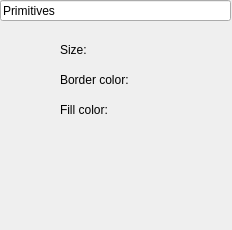
Above: ui/properties/drawprop.ui from DevTeamSCH/animeditor before the change. Below: the same form after it.
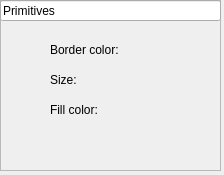
That is the form after the change.

Commit message: Created values to properties class

Diff of the .ui file:
```diff
--- a/ui/properties/drawprop.ui
+++ b/ui/properties/drawprop.ui
@@ -6,18 +6,49 @@
    <rect>
     <x>0</x>
     <y>0</y>
-    <width>232</width>
-    <height>230</height>
+    <width>224</width>
+    <height>175</height>
    </rect>
   </property>
   <property name="windowTitle">
    <string>Form</string>
   </property>
+  <widget class="QFrame" name="frame">
+   <property name="geometry">
+    <rect>
+     <x>0</x>
+     <y>0</y>
+     <width>221</width>
+     <height>171</height>
+    </rect>
+   </property>
+   <property name="frameShape">
+    <enum>QFrame::StyledPanel</enum>
+   </property>
+   <property name="frameShadow">
+    <enum>QFrame::Plain</enum>
+   </property>
+   <widget class="QLineEdit" name="lineEdit_2">
+    <property name="geometry">
+     <rect>
+      <x>0</x>
+      <y>0</y>
+      <width>221</width>
+      <height>21</height>
+     </rect>
+    </property>
+    <property name="text">
+     <string>Primitives</string>
+    </property>
+    <property name="readOnly">
+     <bool>true</bool>
+    </property>
+   </widget>
   <widget class="QLabel" name="label">
    <property name="geometry">
     <rect>
-     <x>60</x>
-     <y>40</y>
+      <x>50</x>
+      <y>70</y>
      <width>51</width>
      <height>20</height>
     </rect>
@@ -26,23 +57,10 @@
     <string>Size:</string>
    </property>
   </widget>
-  <widget class="QLabel" name="label_2">
-   <property name="geometry">
-    <rect>
-     <x>60</x>
-     <y>70</y>
-     <width>71</width>
-     <height>20</height>
-    </rect>
-   </property>
-   <property name="text">
-    <string>Border color:</string>
-   </property>
-  </widget>
   <widget class="QLabel" name="label_3">
    <property name="geometry">
     <rect>
-     <x>60</x>
+      <x>50</x>
      <y>100</y>
      <width>71</width>
      <height>20</height>
@@ -52,21 +70,19 @@
     <string>Fill color:</string>
    </property>
   </widget>
-  <widget class="QLineEdit" name="lineEdit_2">
+   <widget class="QLabel" name="label_2">
    <property name="geometry">
     <rect>
-     <x>0</x>
-     <y>0</y>
-     <width>231</width>
-     <height>21</height>
+      <x>50</x>
+      <y>40</y>
+      <width>71</width>
+      <height>20</height>
     </rect>
    </property>
    <property name="text">
-    <string>Primitives</string>
-   </property>
-   <property name="readOnly">
-    <bool>true</bool>
-   </property>
+     <string>Border color:</string>
+    </property>
+   </widget>
   </widget>
  </widget>
  <resources/>
```
Lines whose indentation alone changed are shown as unchanged. The commit also changes 14 other files.
